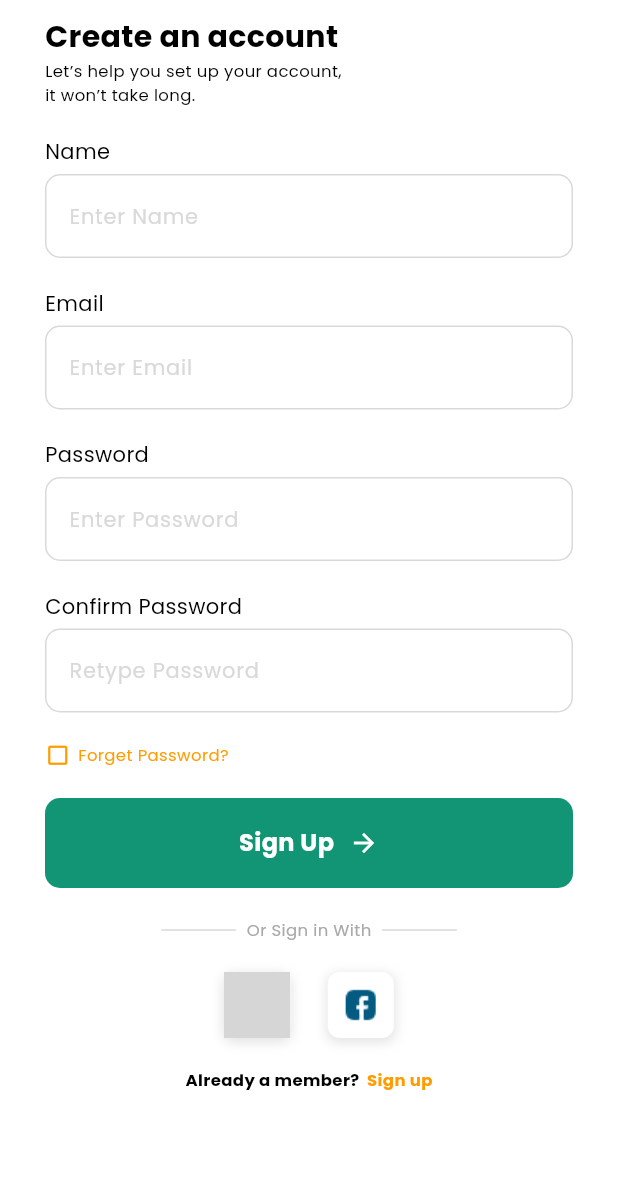
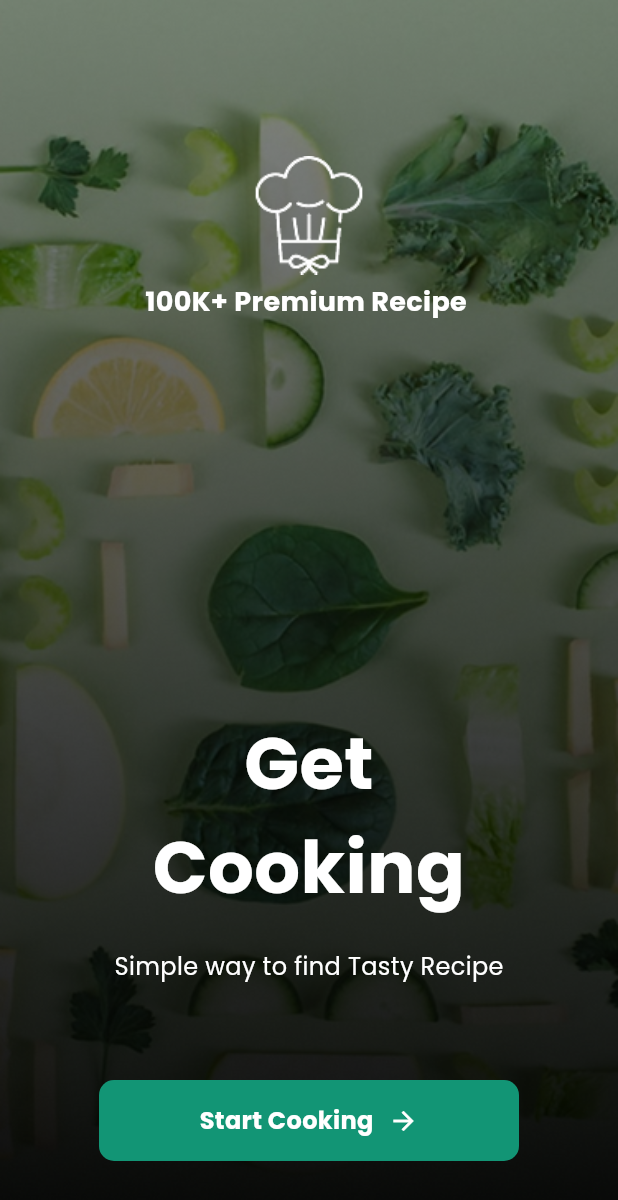
Before and after one commit to yooyeonhee/flutter_recipe, a Flutter app: the screen it shows after launch, on a phone screen of 412 x 824 dp. Shown: the top 1200 px of the screen. Run offline on Flutter 3.47's test engine with Material 3 defaults, Android fonts, the phone set to English and light mode, and no system bars; our stand-ins replace go_router; grey boxes are pictures that could not be loaded.

Commit message:
Feat: 스플레시 스크린 생성

```diff
--- /dev/null
+++ b/lib/core/routing/router.dart
@@ -0,0 +1,42 @@
+import 'package:flutter/material.dart';
+import 'package:go_router/go_router.dart';
+import 'package:recipe_flutter/data/repository/mock_bookmark_repository_impl.dart';
+import 'package:recipe_flutter/data/repository/mock_recipe_repository_impl.dart';
+import 'package:recipe_flutter/domain/model/recipe.dart';
+import 'package:recipe_flutter/domain/use_case/get_saved_recipes_use_case.dart';
+import 'package:recipe_flutter/presentation/saved_recipes/saved_recipes_screen.dart';
+import 'package:recipe_flutter/presentation/sign_in/sign_in_screen.dart';
+import 'package:recipe_flutter/presentation/splash/splash_screen.dart';
+
+final router = GoRouter(
+  initialLocation: '/Splash',
+  routes: [
+    GoRoute(
+      path: '/Splash',
+      builder: (context, state) => const SplashScreen(),
+    ),
+    GoRoute(
+      path: '/SignIn',
+      builder: (context, state) => const SignInScreen(),
+    ),
+    GoRoute(
+      path: 'SavedRecipes',
+      builder: (context, state) => FutureBuilder<List<Recipe>>(
+        future: GetSavedRecipesUseCase(
+          recipeRepository: MockRecipeRepositoryImpl(),
+          bookmarkRepository: MockBookmarkRepositoryImpl(),
+        ).execute(),
+        builder: (context, snapshot) {
+          if (snapshot.connectionState == ConnectionState.waiting) {
+            return const Center(
+              child: CircularProgressIndicator(),
+            );
+          }
+          final recipes = snapshot.data!;
+
+          return SavedRecipesScreen(recipes: recipes);
+        },
+      ),
+    )
+  ],
+);
--- a/lib/main.dart
+++ b/lib/main.dart
@@ -7,12 +7,7 @@ import 'package:recipe_flutter/core/presentation/components/rating_button.dart';
 import 'package:recipe_flutter/core/presentation/components/small_button.dart';
 import 'package:recipe_flutter/core/presentation/components/tabs.dart';
 import 'package:recipe_flutter/core/presentation/dialogs/rating_dialog.dart';
-import 'package:recipe_flutter/data/repository/mock_bookmark_repository_impl.dart';
-import 'package:recipe_flutter/data/repository/mock_recipe_repository_impl.dart';
-import 'package:recipe_flutter/domain/model/recipe.dart';
-import 'package:recipe_flutter/domain/use_case/get_saved_recipes_use_case.dart';
-import 'package:recipe_flutter/presentation/saved_recipes/saved_recipes_screen.dart';
-import 'package:recipe_flutter/presentation/sign_up/sign_up_screen.dart';
+import 'package:recipe_flutter/core/routing/router.dart';
 import 'package:recipe_flutter/ui/text_styles.dart';
 
 void main() {
@@ -25,28 +20,14 @@ class MyApp extends StatelessWidget {
   // This widget is the root of your application.
   @override
   Widget build(BuildContext context) {
-    return MaterialApp(
+    return MaterialApp.router(
+      routerConfig: router,
       title: 'Flutter Demo',
       theme: ThemeData(
         colorScheme: const ColorScheme.light(),
         scaffoldBackgroundColor: Colors.white,
         useMaterial3: true,
       ),
-      home: FutureBuilder<List<Recipe>>(
-          future: GetSavedRecipesUseCase(
-            recipeRepository: MockRecipeRepositoryImpl(),
-            bookmarkRepository: MockBookmarkRepositoryImpl(),
-          ).execute(),
-          builder: (context, snapshot) {
-            if (snapshot.connectionState == ConnectionState.waiting) {
-              return const Center(
-                child: CircularProgressIndicator(),
-              );
-            }
-            final recipes = snapshot.data!;
-
-            return const SignUpScreen();
-          }),
     );
   }
 }
--- /dev/null
+++ b/lib/presentation/splash/splash_screen.dart
@@ -0,0 +1,71 @@
+import 'package:flutter/material.dart';
+import 'package:recipe_flutter/core/presentation/components/big_button.dart';
+import 'package:recipe_flutter/core/presentation/components/medium_button.dart';
+import 'package:recipe_flutter/ui/color_styles.dart';
+import 'package:recipe_flutter/ui/text_styles.dart';
+
+class SplashScreen extends StatelessWidget {
+  const SplashScreen({super.key});
+
+  @override
+  Widget build(BuildContext context) {
+    return Scaffold(
+      body: Stack(
+        children: [
+          Image.asset(
+            'assets/images/splash_image.png',
+            width: double.infinity,
+            height: double.infinity,
+            fit: BoxFit.cover,
+          ),
+          Align(
+            child: Column(
+              children: [
+                const SizedBox(
+                  height: 104,
+                ),
+                Image.asset('assets/images/logo.png'),
+                const SizedBox(
+                  height: 5,
+                ),
+                Text(
+                  '100K+ Premium Recipe ',
+                  style: TextStyles.mediumTextBold
+                      .copyWith(color: ColorStyles.white),
+                ),
+                const Spacer(),
+                SizedBox(
+                  width: 213,
+                  child: Text(
+                    'Get Cooking',
+                    style: TextStyles.headerTextBold
+                        .copyWith(color: ColorStyles.white, fontSize: 48),
+                    textAlign: TextAlign.center,
+                  ),
+                ),
+                const SizedBox(
+                  height: 20,
+                ),
+                Text(
+                  'Simple way to find Tasty Recipe',
+                  style: TextStyles.normalTextRegular
+                      .copyWith(color: ColorStyles.white),
+                ),
+                const SizedBox(
+                  height: 64,
+                ),
+                Padding(
+                  padding: const EdgeInsets.symmetric(horizontal: 66),
+                  child: MediumButton('Start Cooking', onPressed: () {}),
+                ),
+                const SizedBox(
+                  height: 50,
+                ),
+              ],
+            ),
+          )
+        ],
+      ),
+    );
+  }
+}
--- a/pubspec.yaml
+++ b/pubspec.yaml
@@ -34,6 +34,7 @@ dependencies:
   # The following adds the Cupertino Icons font to your application.
   # Use with the CupertinoIcons class for iOS style icons.
   cupertino_icons: ^1.0.8
+  go_router: ^14.8.1
 
 dev_dependencies:
   flutter_test:
```
Also changed, not shown: assets/images/logo.png (added), assets/images/splash_image.png (added), pubspec.lock.
